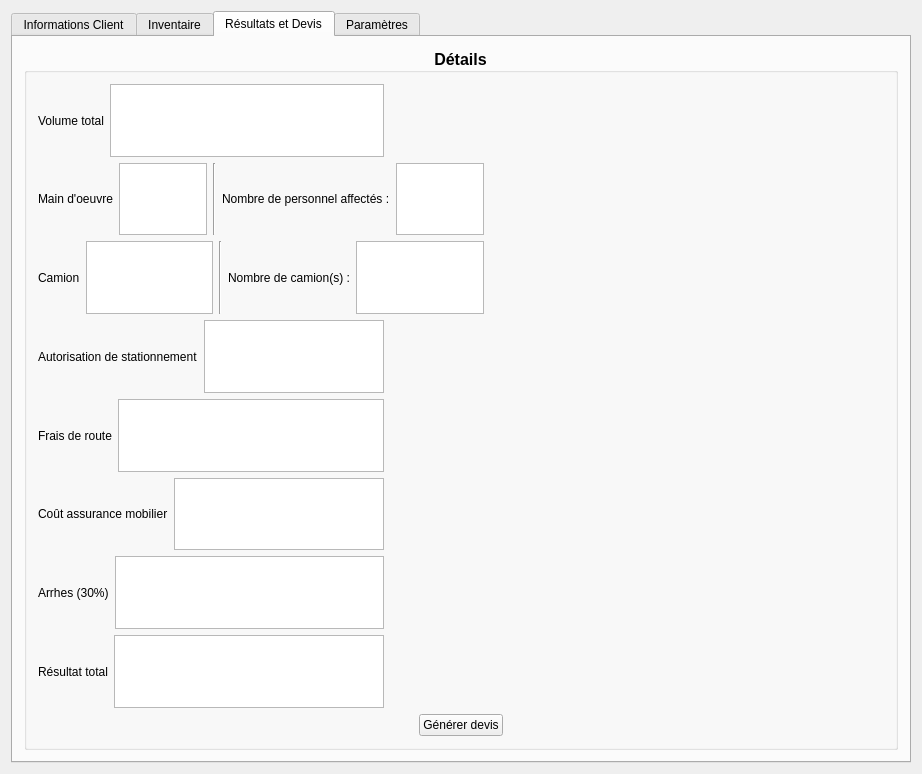
First picture: the form in DevisMaker/MainWindow.ui, repository Andreas-Chatti/DevisMaker, before the edit.
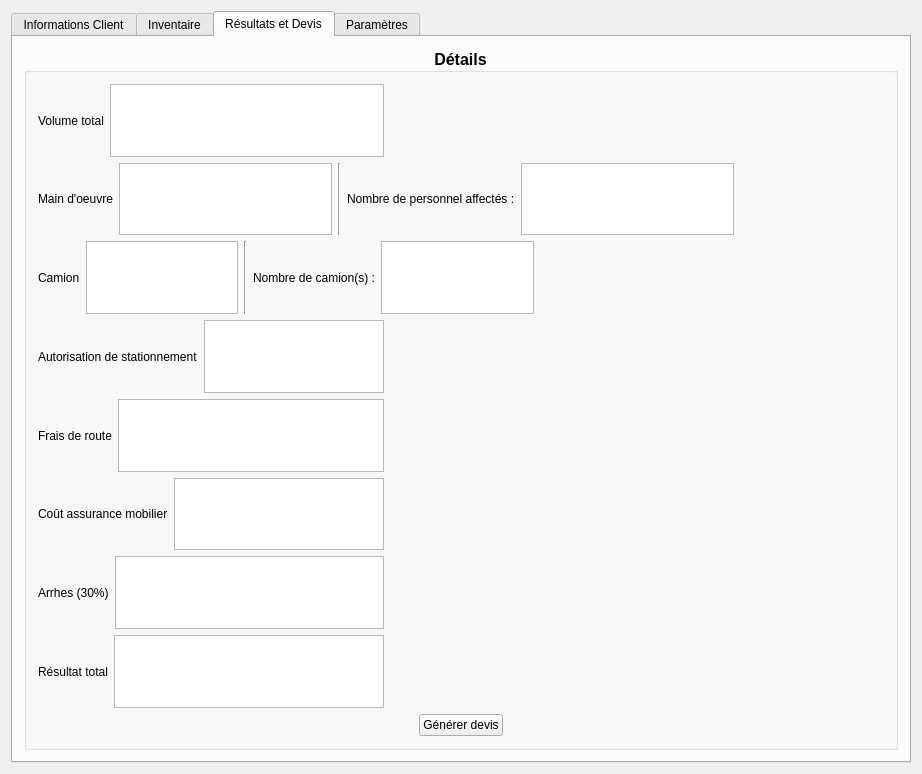
Second picture: the form after the edit.

Commit message:
Add input validation and improve UI layout
- Implemented `setupValidators()` in `MainWindow.cpp` to enforce input validation for decimal and integer fields using French locale settings.
- Enhanced `on_generateDevisButton_clicked()` to check for empty fields and display a warning if necessary.
- Updated `MainWindow` constructor to call `setupValidators()` and removed the commented-out `setupConnections()` method.
- Adjusted UI element sizes in `MainWindow.ui` for better layout.
- Added comments in `tarification.h` to clarify the handling of parameters file loading and creation.

Patch:
```diff
--- a/DevisMaker/MainWindow.ui
+++ b/DevisMaker/MainWindow.ui
@@ -732,7 +732,7 @@
                </property>
                <property name="sizeHint" stdset="0">
                 <size>
-                 <width>400</width>
+                 <width>150</width>
                  <height>20</height>
                 </size>
                </property>
@@ -797,7 +797,7 @@
                </property>
                <property name="sizeHint" stdset="0">
                 <size>
-                 <width>400</width>
+                 <width>350</width>
                  <height>40</height>
                 </size>
                </property>
```
The commit also changes 3 other files.
